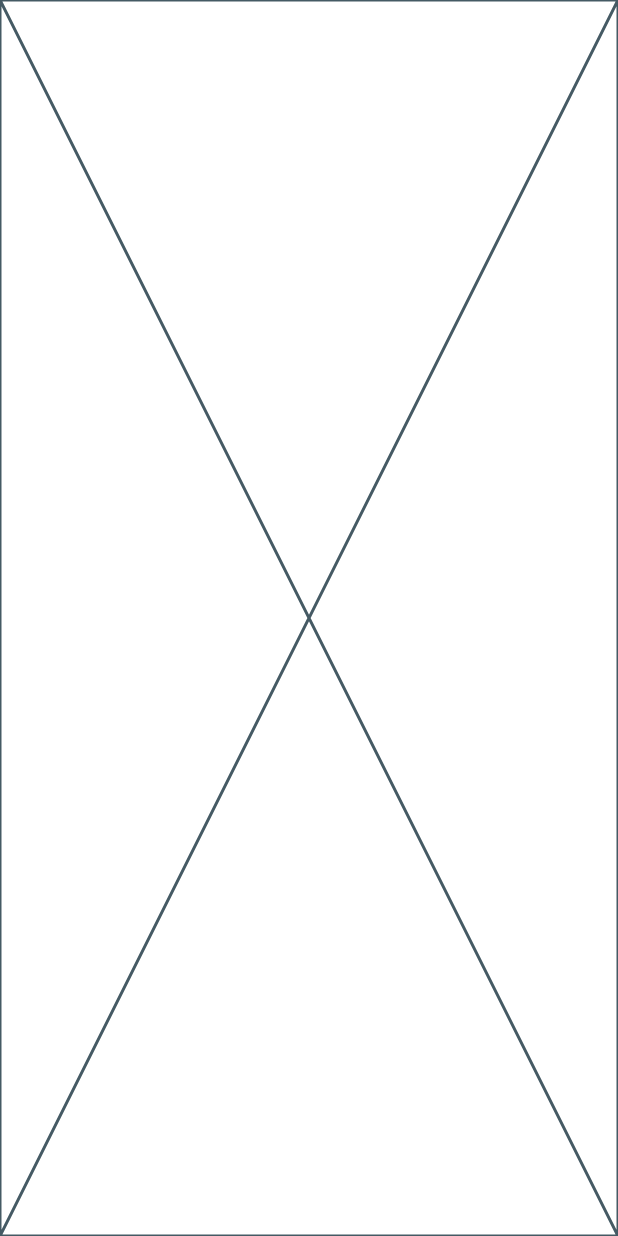
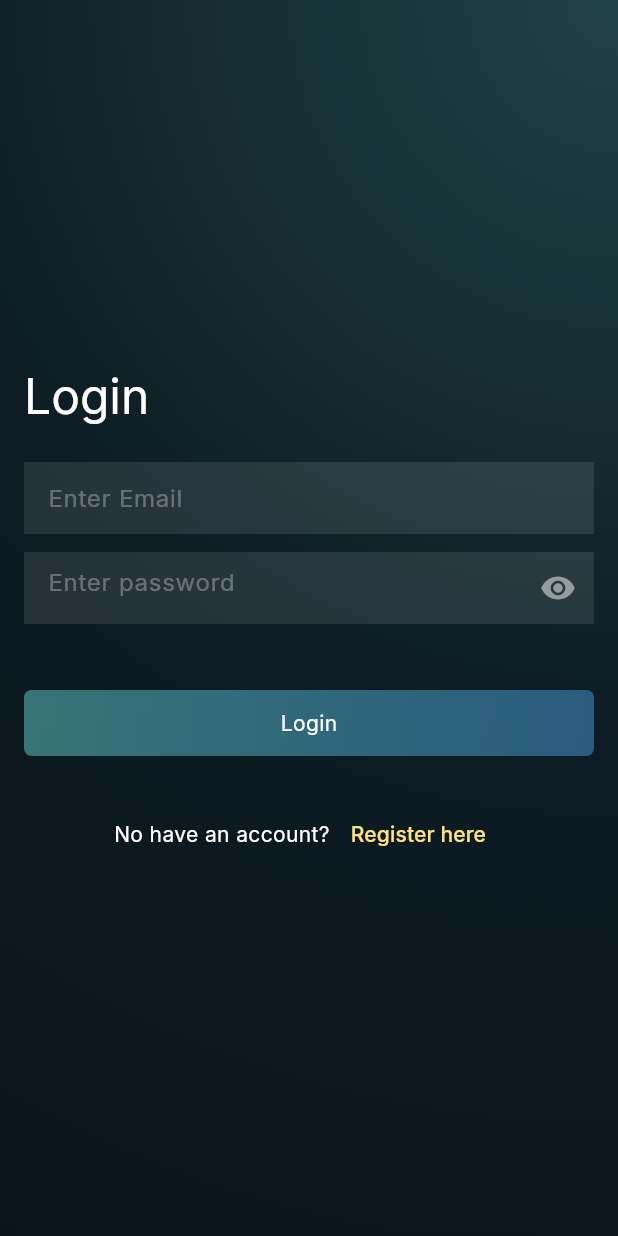
Before and after one commit to adityaw24/youapp_frontend, a Flutter app: the screen it shows after launch, on a phone screen of 412 x 824 dp. Run offline on Flutter 3.47's test engine with Material 3 defaults, Android fonts, the phone set to English and light mode, and no system bars; our stand-ins replace google_fonts, hexcolor.

Commit message:
login and register

```diff
--- a/lib/main.dart
+++ b/lib/main.dart
@@ -1,4 +1,6 @@
 import 'package:flutter/material.dart';
+import 'package:youapp_frontend/view/screen/auth_screen.dart';
+import 'package:google_fonts/google_fonts.dart';
 
 void main() {
   runApp(const MyApp());
@@ -18,8 +20,11 @@ class MyApp extends StatelessWidget {
         colorScheme: ColorScheme.fromSeed(
           seedColor: const Color.fromRGBO(9, 20, 26, 1),
         ),
+        textTheme: GoogleFonts.interTextTheme(
+          Theme.of(context).textTheme,
+        ),
       ),
-      home: const Placeholder(),
+      home: const AuthScreen(),
     );
   }
 }
--- /dev/null
+++ b/lib/view/screen/auth_screen.dart
@@ -0,0 +1,36 @@
+import 'package:flutter/material.dart';
+import 'package:youapp_frontend/view/screen/login_screen.dart';
+import 'package:youapp_frontend/view/screen/register_screen.dart';
+
+class AuthScreen extends StatefulWidget {
+  const AuthScreen({super.key});
+
+  @override
+  State<AuthScreen> createState() => _AuthScreenState();
+}
+
+class _AuthScreenState extends State<AuthScreen> {
+  bool _isRegister = false;
+
+  @override
+  Widget build(BuildContext context) {
+    Widget screen = LoginScreen(
+      onRegister: (isRegister) {
+        setState(() {
+          _isRegister = isRegister;
+        });
+      },
+    );
+    if (_isRegister) {
+      screen = RegisterScreen(
+        onRegister: (isRegister) {
+          setState(() {
+            _isRegister = isRegister;
+          });
+        },
+      );
+    }
+
+    return screen;
+  }
+}
--- /dev/null
+++ b/lib/view/screen/login_screen.dart
@@ -0,0 +1,259 @@
+import 'dart:convert';
+
+import 'package:flutter/material.dart';
+import 'package:hexcolor/hexcolor.dart';
+import 'package:google_fonts/google_fonts.dart';
+import 'package:youapp_frontend/controller/network/http_request.dart';
+
+const httpRequest = HttpRequest();
+
+class LoginScreen extends StatefulWidget {
+  const LoginScreen({
+    super.key,
+    required this.onRegister,
+  });
+
+  final void Function(bool isLogin) onRegister;
+
+  @override
+  State<LoginScreen> createState() => _LoginScreenState();
+}
+
+class _LoginScreenState extends State<LoginScreen> {
+  bool _passwordVisible = false;
+  bool _isSubmit = false;
+  final _emailController = TextEditingController();
+  final _passwordController = TextEditingController();
+  String? errorMessage;
+
+  @override
+  void dispose() {
+    _passwordController.dispose();
+    _emailController.dispose();
+    super.dispose();
+  }
+
+  void _handleRegister() {
+    widget.onRegister(true);
+  }
+
+  void _onSubmit() async {
+    FocusScope.of(context).unfocus();
+
+    setState(() {
+      errorMessage = null;
+      _isSubmit = true;
+    });
+
+    final password = _passwordController.text.trim();
+    final email = _emailController.text.trim();
+
+    if (password.isEmpty || email.isEmpty) {
+      setState(() {
+        _isSubmit = false;
+      });
+      return;
+    }
+
+    final data = jsonEncode({
+      "email": email,
+      "username": email,
+      "password": password,
+    });
+
+    try {
+      await httpRequest.login(data);
+    } on Exception catch (err) {
+      // print('error => $err');
+      setState(() {
+        errorMessage = err.toString();
+      });
+    }
+
+    setState(() {
+      _isSubmit = false;
+    });
+  }
+
+  void _snackbarNotification(String message) {
+    ScaffoldMessenger.of(context).clearSnackBars();
+    ScaffoldMessenger.of(context).showSnackBar(
+      SnackBar(
+        content: Text(message),
+      ),
+    );
+  }
+
+  @override
+  Widget build(BuildContext context) {
+    return Scaffold(
+      body: Container(
+        height: double.infinity,
+        width: double.infinity,
+        decoration: BoxDecoration(
+          gradient: RadialGradient(
+            colors: [
+              HexColor('#1F4247'),
+              HexColor('#0D1D23'),
+              HexColor('#09141A'),
+            ],
+            center: Alignment.topRight,
+            radius: 2.3,
+          ),
+        ),
+        child: Center(
+          child: Padding(
+            padding: const EdgeInsets.all(16),
+            child: SingleChildScrollView(
+              child: Column(
+                crossAxisAlignment: CrossAxisAlignment.start,
+                children: [
+                  Text(
+                    'Login',
+                    style: GoogleFonts.inter(
+                      textStyle:
+                          Theme.of(context).textTheme.headlineLarge!.copyWith(
+                                color: Colors.white,
+                              ),
+                    ),
+                  ),
+                  const SizedBox(
+                    height: 24,
+                  ),
+                  TextField(
+                    controller: _emailController,
+                    decoration: const InputDecoration(
+                      hintText: 'Enter Email',
+                      hintStyle: TextStyle(
+                        color: Color.fromRGBO(255, 255, 255, 0.3),
+                      ),
+                      fillColor: Color.fromRGBO(255, 255, 255, 0.1),
+                      enabledBorder: InputBorder.none,
+                      alignLabelWithHint: false,
+                      filled: true,
+                    ),
+                    enableSuggestions: true,
+                    style: const TextStyle(
+                      color: Colors.white,
+                    ),
+                  ),
+                  const SizedBox(
+                    height: 12,
+                  ),
+                  TextField(
+                    controller: _passwordController,
+                    obscureText: !_passwordVisible,
+                    decoration: InputDecoration(
+                      hintText: 'Enter password',
+                      hintStyle: const TextStyle(
+                        color: Color.fromRGBO(255, 255, 255, 0.3),
+                      ),
+                      fillColor: const Color.fromRGBO(255, 255, 255, 0.1),
+                      enabledBorder: InputBorder.none,
+                      suffixIcon: IconButton(
+                        icon: Icon(
+                          _passwordVisible
+                              ? Icons.visibility_off
+                              : Icons.visibility,
+                          color: const Color.fromRGBO(255, 255, 255, 0.5),
+                        ),
+                        onPressed: () {
+                          setState(
+                            () {
+                              _passwordVisible = !_passwordVisible;
+                            },
+                          );
+                        },
+                      ),
+                      alignLabelWithHint: false,
+                      filled: true,
+                    ),
+                    // keyboardType: TextInputType.visiblePassword,
+                    textInputAction: TextInputAction.done,
+                    style: const TextStyle(
+                      color: Colors.white,
+                    ),
+                  ),
+                  const SizedBox(
+                    height: 16,
+                  ),
+                  if (errorMessage != null)
+                    Text(
+                      errorMessage!,
+                      style: TextStyle(
+                        color: Colors.red.shade300,
+                      ),
+                    ),
+                  const SizedBox(
+                    height: 28,
+                  ),
+                  GestureDetector(
+                    onTap: _onSubmit,
+                    child: DecoratedBox(
+                      decoration: const BoxDecoration(
+                        shape: BoxShape.rectangle,
+                        borderRadius: BorderRadius.all(
+                          Radius.circular(5),
+                        ),
+                        gradient: LinearGradient(
+                          colors: [
+                            // HexColor('#62CDCB80'),
+                            // HexColor('#4599DB80'),
+                            Color.fromRGBO(98, 205, 203, 0.5),
+                            Color.fromRGBO(69, 153, 219, 0.5)
+                          ],
+                          begin: Alignment.centerLeft,
+                          end: Alignment.centerRight,
+                        ),
+                      ),
+                      child: Center(
+                        child: Padding(
+                          padding: const EdgeInsets.symmetric(
+                            horizontal: 20,
+                            vertical: 12,
+                          ),
+                          child: Text(
+                            _isSubmit ? 'Loading...' : 'Login',
+                            style: const TextStyle(
+                              color: Colors.white,
+                            ),
+                          ),
+                        ),
+                      ),
+                    ),
+                  ),
+                  const SizedBox(
+                    height: 28,
+                  ),
+                  Row(
+                    mainAxisAlignment: MainAxisAlignment.center,
+                    children: [
+                      const Text(
+                        'No have an account?',
+                        style: TextStyle(
+                          color: Colors.white,
+                        ),
+                      ),
+                      const SizedBox(
+                        width: 2,
+                      ),
+                      TextButton(
+                        onPressed: _handleRegister,
+                        child: Text(
+                          'Register here',
+                          style: TextStyle(
+                            color: Colors.amber.shade200,
+                          ),
+                        ),
+                      ),
+                    ],
+                  ),
+                ],
+              ),
+            ),
+          ),
+        ),
+      ),
+    );
+  }
+}
--- a/pubspec.yaml
+++ b/pubspec.yaml
@@ -35,6 +35,9 @@ dependencies:
   # The following adds the Cupertino Icons font to your application.
   # Use with the CupertinoIcons class for iOS style icons.
   cupertino_icons: ^1.0.2
+  hexcolor: ^3.0.1
+  google_fonts: ^6.1.0
+  http: ^1.2.0
 
 dev_dependencies:
   flutter_test:
```
Also changed, not shown: lib/controller/network/http_request.dart (added, +44 -0 lines), lib/view/screen/register_screen.dart (added, +347 -0 lines), pubspec.lock, 1 other file.
